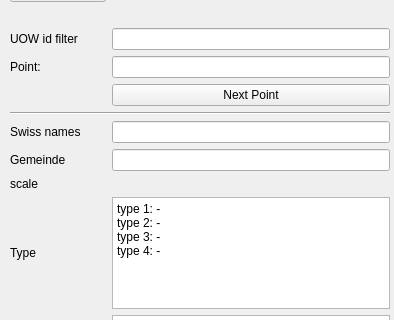
Qt form gui/areapp_dockwidget_base.ui (danduk82/areapp-bilddocu) before a commit; both pictures show x 0 to 394 and y 90 to 410 of the 394 by 634 pixel window.
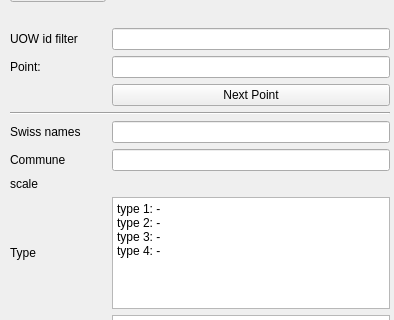
The same form after that commit. Icons and pictures are not drawn. Custom widgets are drawn as their Qt base class.

Commit message: rename gemeinde -> commune

Diff of the .ui file:
```diff
--- a/gui/areapp_dockwidget_base.ui
+++ b/gui/areapp_dockwidget_base.ui
@@ -222,7 +222,7 @@
      <item row="13" column="0">
       <widget class="QLabel" name="label">
        <property name="text">
-        <string>Gemeinde</string>
+        <string>Commune</string>
        </property>
       </widget>
      </item>
```
Left out of the diff: 2 changed lines with no effect on the pictures. The commit also changes 2 other files.
